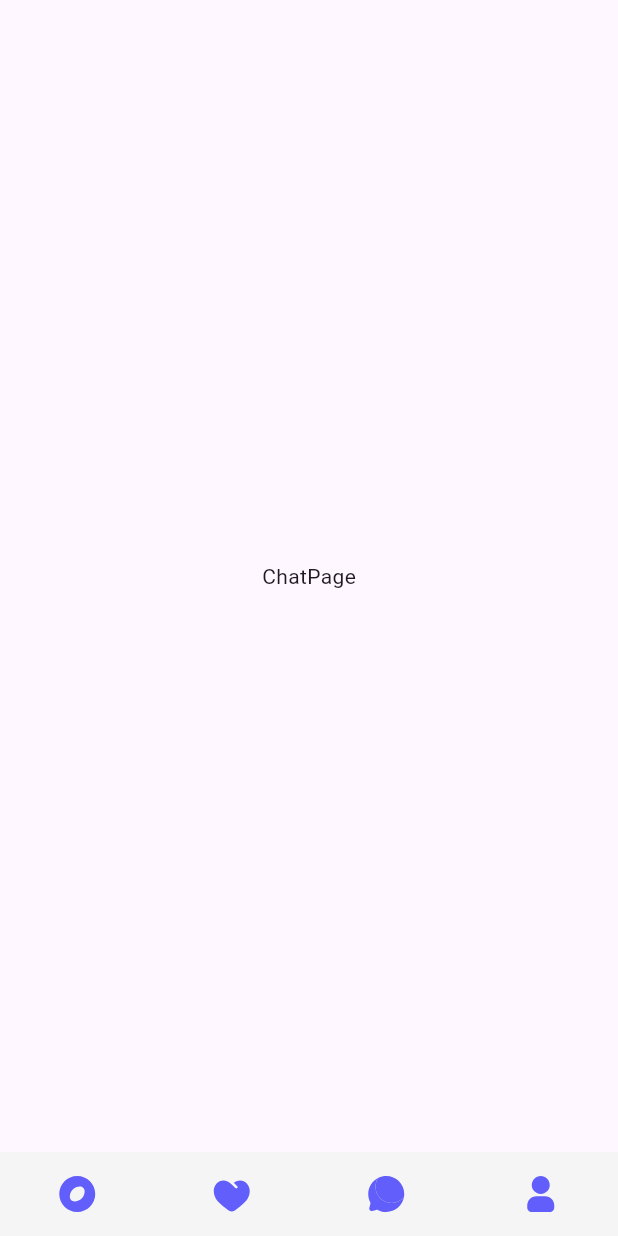
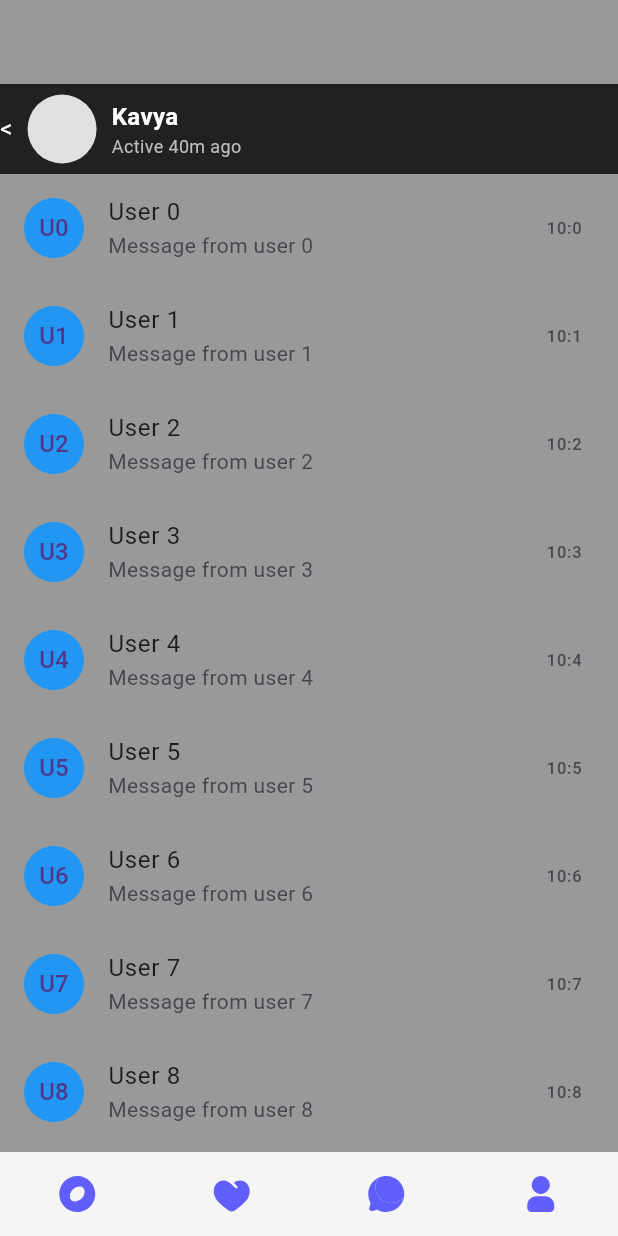
Before and after one commit to shalindp/fsummit, a Flutter app: the ChatPage screen opened by its route, on a phone screen of 412 x 824 dp. Run offline on Flutter 3.47's test engine with Material 3 defaults, Android fonts, the phone set to English and light mode, and no system bars; drawn by our look-alikes of flutter_animate; our stand-ins replace go_router.

Commit message:
basic theme

```diff
--- a/lib/main.dart
+++ b/lib/main.dart
@@ -1,5 +1,6 @@
 import 'package:flutter/material.dart';
 import 'package:flutter_animate/flutter_animate.dart';
+import 'package:fsummit/theme/theme.dart';
 
 import 'naviagtion/router-map.dart';
 
@@ -16,6 +17,8 @@ class App extends StatelessWidget {
     return MaterialApp.router(
       title: "Flutter App",
       routerConfig: appRouterMap,
+      theme: AppTheme.lightTheme,
+      darkTheme: AppTheme.darkTheme,
     );
   }
 }
--- a/lib/screens/core/_layout.dart
+++ b/lib/screens/core/_layout.dart
@@ -10,6 +10,7 @@ class CoreTabLayout extends StatelessWidget {
   @override
   Widget build(BuildContext context) {
     return Scaffold(
+      backgroundColor: Colors.blue,
       body: _navigationShell,
       bottomNavigationBar: AppBottomNavBar(onTap: _navigationShell.goBranch,),
     );
--- a/lib/screens/core/conversations/chat-page.dart
+++ b/lib/screens/core/conversations/chat-page.dart
@@ -1,10 +1,73 @@
 import 'package:flutter/material.dart';
+import 'package:fsummit/theme/theme.dart';
 
 class ChatPage extends StatelessWidget {
   const ChatPage({super.key});
 
   @override
   Widget build(BuildContext context) {
-    return const Scaffold(body: Center(child: Text("ChatPage")));
+    return Scaffold(
+      backgroundColor: AppTheme.of(context).col60,
+      body: Padding(
+        padding: const EdgeInsets.only(top: 56.0),
+        child: Column(children: [_Header(), _Conversation()]),
+      ),
+    );
   }
 }
+
+class _Header extends StatelessWidget {
+  const _Header({super.key});
+
+  @override
+  Widget build(BuildContext context) {
+    return Container(
+      color: Colors.grey[900],
+      height: 60,
+      child: Row(
+        spacing: 10,
+        children: [
+          Text("<", style: TextStyle(color: Colors.white, fontSize: 16)),
+          Container(
+            width: 46,
+            height: 46,
+            decoration: BoxDecoration(color: Colors.grey[300], shape: BoxShape.circle),
+          ),
+          Column(
+            mainAxisAlignment: MainAxisAlignment.center,
+            crossAxisAlignment: CrossAxisAlignment.start,
+            children: [
+              Text(
+                'Kavya',
+                style: TextStyle(color: Colors.white, fontSize: 16, fontWeight: FontWeight.bold),
+              ),
+              Text('Active 40m ago', style: TextStyle(color: Colors.grey[400], fontSize: 12)),
+            ],
+          ),
+        ],
+      ),
+    );
+  }
+}
+
+class _Conversation extends StatelessWidget {
+  const _Conversation({super.key});
+
+  @override
+  Widget build(BuildContext context) {
+    return Expanded(
+      child: ListView.builder(
+        itemCount: 500,
+        padding: const EdgeInsets.all(0),
+        itemBuilder: (context, index) {
+          return ListTile(
+            leading: CircleAvatar(backgroundColor: Colors.blue, child: Text('U$index')),
+            title: Text('User $index'),
+            subtitle: Text('Message from user $index'),
+            trailing: Text('10:${index % 60}'),
+          );
+        },
+      ),
+    );
+  }
+}
--- /dev/null
+++ b/lib/theme/theme.dart
@@ -0,0 +1,37 @@
+import 'package:flutter/material.dart';
+
+class AppTheme {
+  AppTheme._();
+
+  static final ThemeData lightTheme = ThemeData(extensions: <AppColors>[AppColors.light]);
+  static final ThemeData darkTheme = ThemeData(extensions: <AppColors>[AppColors.dark]);
+
+  static AppColors of(BuildContext context) {
+    return Theme.of(context).extension<AppColors>()!;
+  }
+}
+
+@immutable
+class AppColors extends ThemeExtension<AppColors> {
+  final Color? col10;
+  final Color? col30;
+  final Color? col60;
+
+  const AppColors({required this.col10, required this.col30, required this.col60});
+
+  @override
+  ThemeExtension<AppColors> copyWith({Color? col10, Color? col30, Color? col60}) {
+    return AppColors(col10: col10 ?? this.col10, col30: col30 ?? this.col30, col60: col60 ?? this.col60);
+  }
+
+  @override
+  ThemeExtension<AppColors> lerp(ThemeExtension<AppColors>? other, double t) {
+    if (other is! AppColors) return this;
+
+    return AppColors(col10: Color.lerp(col10, other.col10, t), col30: Color.lerp(col30, other.col30, t), col60: Color.lerp(col60, other.col60, t));
+  }
+
+  static const light = AppColors(col10: Color(0xFFEEEEEE), col30: Color(0xFFCCCCCC), col60: Color(0xFF999999));
+
+  static const dark = AppColors(col10: Color(0xFF333333), col30: Color(0xFF555555), col60: Color(0xFF777777));
+}
--- a/lib/widgets/bottomNavBar/components/nav-bar-item.dart
+++ b/lib/widgets/bottomNavBar/components/nav-bar-item.dart
@@ -16,6 +16,15 @@ class _navItemState extends State<_navItem> with SingleTickerProviderStateMixin
     vsync: this,
     duration: 200.milliseconds,
   );
+
+
+  @override
+  void initState() {
+    super.initState();
+    if (widget._isActive) {
+      _controller.forward();
+    }
+  }
 
   @override
   void didUpdateWidget(covariant _navItem oldWidget) {
```
Also changed, not shown: lib/generated/assets.dart.
